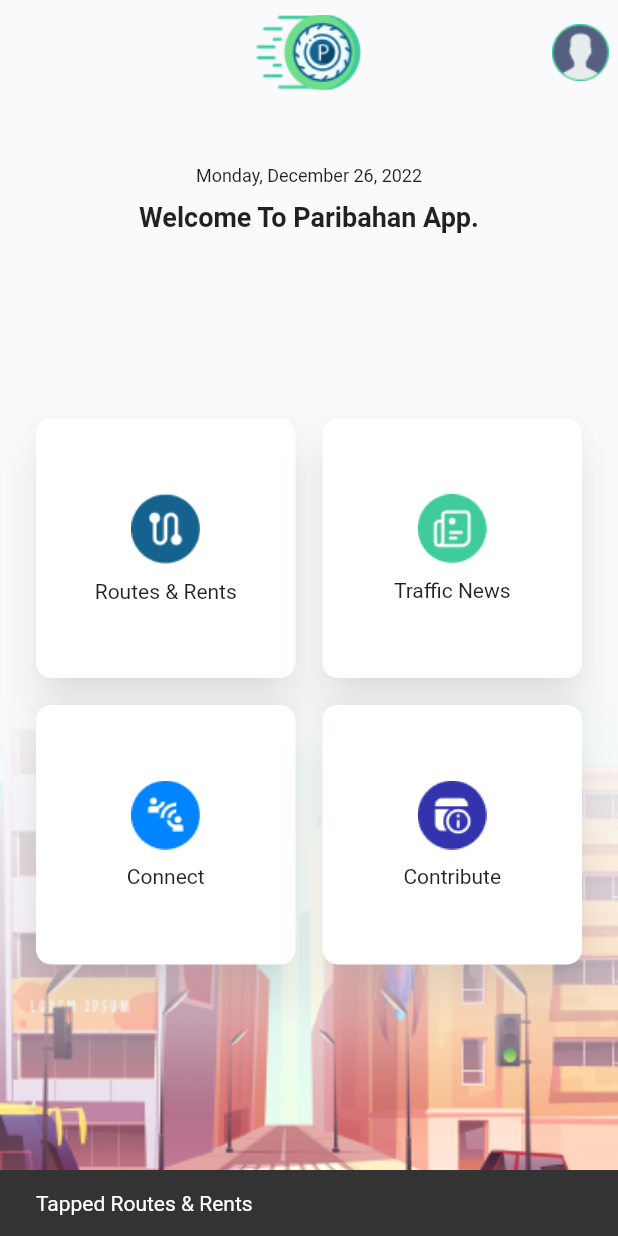
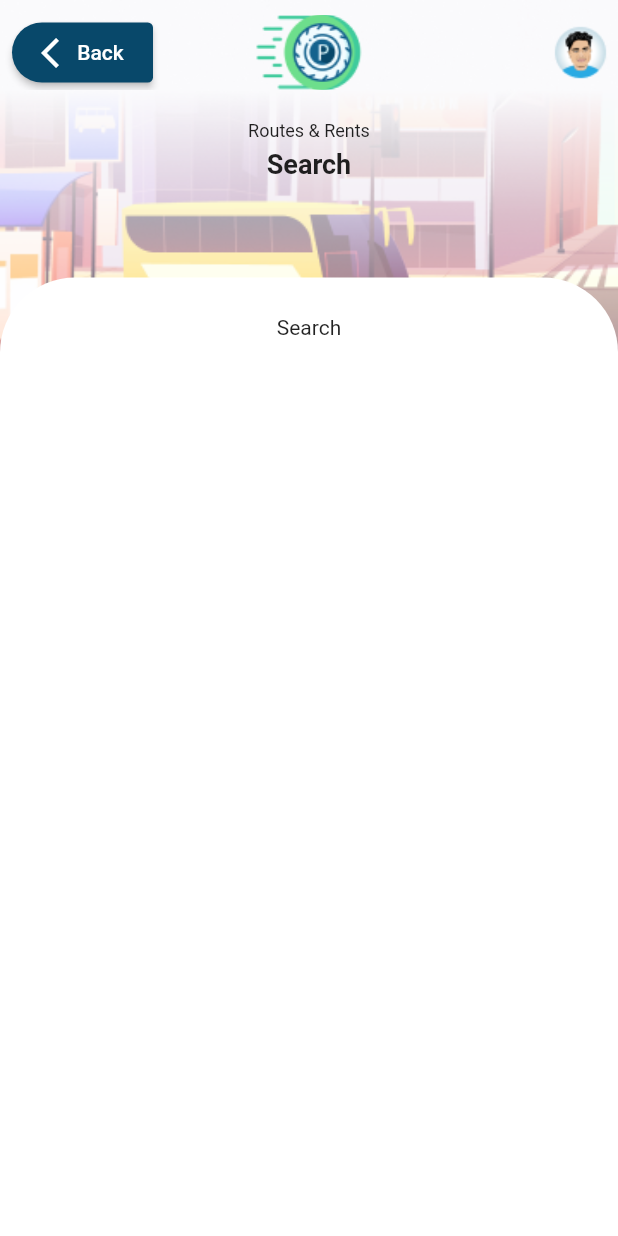
Before and after one commit to IamSAL/Paribahan, a Flutter app: the screen it shows after launch, after a tap on "Routes & Rents", on a phone screen of 412 x 824 dp. Run offline on Flutter 3.47's test engine with Material 2 defaults, Android fonts, the light colour scheme and no system bars.

Commit message:
search routes and resnt page ui wip

```diff
--- a/lib/main.dart
+++ b/lib/main.dart
@@ -1,6 +1,8 @@
 import 'package:flutter/material.dart';
 import 'package:intl/date_symbol_data_local.dart';
+import 'package:paribahan/pages/coming_soon_page.dart';
 import 'package:paribahan/pages/landing_page.dart';
+import 'package:paribahan/pages/routes_and_rents/route_search_page.dart';
 
 void main() {
   initializeDateFormatting("en_US");
@@ -28,6 +30,11 @@ class MyApp extends StatelessWidget {
           // is not restarted.
           primarySwatch: Colors.blue,
         ),
-        home: const LandingPage());
+        initialRoute: '/',
+        routes: {
+          '/': (context) => const LandingPage(),
+          '/routes_and_rents': (context) => const RouteSearchPage(),
+          '/wip': (context) => const ComingSoonPage(),
+        });
   }
 }
--- a/lib/pages/landing_page.dart
+++ b/lib/pages/landing_page.dart
@@ -31,22 +31,26 @@ class LandingPage extends StatelessWidget {
                 crossAxisSpacing: 10,
                 mainAxisSpacing: 10,
                 crossAxisCount: 2,
-                children: const [
+                children: [
                   FeatureCard(
-                    imagePath: 'assets/images/iconroute.png',
-                    title: "Routes & Rents",
-                  ),
+                      imagePath: 'assets/images/iconroute.png',
+                      title: "Routes & Rents",
+                      onTap: () =>
+                          Navigator.of(context).pushNamed("/routes_and_rents")),
                   FeatureCard(
                     imagePath: 'assets/images/iconnews.png',
                     title: "Traffic News",
+                    onTap: () => Navigator.of(context).pushNamed("/wip"),
                   ),
                   FeatureCard(
                     imagePath: 'assets/images/iconconnect.png',
                     title: "Connect",
+                    onTap: () => Navigator.of(context).pushNamed("/wip"),
                   ),
                   FeatureCard(
                     imagePath: 'assets/images/iconcontribute.png',
                     title: "Contribute",
+                    onTap: () => Navigator.of(context).pushNamed("/wip"),
                   ),
                 ],
               )
--- /dev/null
+++ b/lib/pages/routes_and_rents/route_search_page.dart
@@ -0,0 +1,123 @@
+import 'package:flutter/material.dart';
+import 'package:intl/intl.dart';
+import 'package:paribahan/widgets/feature_card.dart';
+import 'package:paribahan/widgets/paribahan_app_bar.dart';
+
+class RouteSearchPage extends StatelessWidget {
+  const RouteSearchPage({Key? key}) : super(key: key);
+
+  @override
+  Widget build(BuildContext context) {
+    return Container(
+      padding: EdgeInsets.only(top: 10),
+      decoration: const BoxDecoration(
+          color: Colors.white,
+          image: DecorationImage(
+              image: AssetImage("assets/images/bg_public_transport.png"),
+              fit: BoxFit.fitWidth,
+              alignment: Alignment.topCenter)),
+      child: Scaffold(
+        backgroundColor: Colors.transparent,
+        appBar: const PariBahanAppBar(
+          isLoggedIn: true,
+        ),
+        body: SingleChildScrollView(
+          child: Column(
+            children: [
+              Center(
+                child: Column(
+                  crossAxisAlignment: CrossAxisAlignment.center,
+                  children: [
+                    const SizedBox(
+                      height: 20,
+                    ),
+                    Column(
+                      children: [
+                        Text(
+                          "Routes & Rents",
+                          textAlign: TextAlign.center,
+                          style: TextStyle(
+                              fontWeight: FontWeight.w400, fontSize: 12),
+                        ),
+                        const SizedBox(
+                          height: 5,
+                        ),
+                        const Text(
+                          "Search",
+                          textAlign: TextAlign.center,
+                          style: TextStyle(
+                              fontWeight: FontWeight.bold, fontSize: 18),
+                        )
+                      ],
+                    ),
+                    SizedBox(
+                      height: 65,
+                    ),
+                    Stack(
+                      children: [
+                        Container(
+                          width: MediaQuery.of(context).size.width,
+                          height: MediaQuery.of(context).size.height,
+                          padding: EdgeInsets.all(25),
+                          decoration: const BoxDecoration(
+                              color: Colors.white,
+                              borderRadius: BorderRadius.only(
+                                  topRight: Radius.circular(50),
+                                  topLeft: Radius.circular(50))),
+                          child: Column(
+                            children: [Text("Search")],
+                          ),
+                        )
+                      ],
+                    )
+                  ],
+                ),
+              )
+            ],
+          ),
+        ),
+      ),
+    );
+  }
+}
+
+class LandingTitle extends StatelessWidget {
+  const LandingTitle({
+    Key? key,
+  }) : super(key: key);
+
+  @override
+  Widget build(BuildContext context) {
+    var date = DateTime.now();
+    var formattedDate = DateFormat(DateFormat.YEAR_MONTH_WEEKDAY_DAY, 'en_US')
+        .format(date.toUtc());
+
+    return Center(
+      child: Column(
+        crossAxisAlignment: CrossAxisAlignment.center,
+        children: [
+          const SizedBox(
+            height: 50,
+          ),
+          Column(
+            children: [
+              Text(
+                formattedDate.toString(),
+                textAlign: TextAlign.center,
+                style: TextStyle(fontWeight: FontWeight.w400, fontSize: 12),
+              ),
+              const SizedBox(
+                height: 10,
+              ),
+              const Text(
+                "Welcome To Paribahan App.",
+                textAlign: TextAlign.center,
+                style: TextStyle(fontWeight: FontWeight.w600, fontSize: 18),
+              )
+            ],
+          )
+        ],
+      ),
+    );
+  }
+}
--- /dev/null
+++ b/lib/widgets/backward_btn.dart
@@ -0,0 +1,37 @@
+import 'package:flutter/material.dart';
+
+class BackwardBtn extends StatelessWidget {
+  final VoidCallback onTap;
+  const BackwardBtn({Key? key, required this.onTap}) : super(key: key);
+
+  @override
+  Widget build(BuildContext context) {
+    return Padding(
+      padding: const EdgeInsets.symmetric(vertical: 5, horizontal: 8),
+      child: ElevatedButton(
+        style: ButtonStyle(
+            backgroundColor: MaterialStateProperty.all(Color(0xFF08486A)),
+            shape: MaterialStateProperty.all<RoundedRectangleBorder>(
+                const RoundedRectangleBorder(
+              borderRadius: BorderRadius.only(
+                  topLeft: Radius.circular(58.0),
+                  bottomLeft: Radius.circular(58.0),
+                  topRight: Radius.circular(10.0),
+                  bottomRight: Radius.circular(10.0)),
+            ))),
+        child: Row(
+          mainAxisAlignment: MainAxisAlignment.center,
+          mainAxisSize: MainAxisSize.min,
+          children: [
+            Icon(
+              Icons.arrow_back_ios,
+              color: Colors.white,
+            ),
+            Text('Back')
+          ],
+        ),
+        onPressed: onTap,
+      ),
+    );
+  }
+}
--- a/lib/widgets/feature_card.dart
+++ b/lib/widgets/feature_card.dart
@@ -3,7 +3,12 @@ import 'package:flutter/material.dart';
 class FeatureCard extends StatelessWidget {
   final String imagePath;
   final String title;
-  const FeatureCard({Key? key, required this.imagePath, required this.title})
+  final VoidCallback onTap;
+  const FeatureCard(
+      {Key? key,
+      required this.imagePath,
+      required this.title,
+      required this.onTap})
       : super(key: key);
 
   @override
@@ -16,12 +21,7 @@ class FeatureCard extends StatelessWidget {
           side: BorderSide(width: 0, color: Colors.transparent),
           borderRadius: BorderRadius.all(Radius.circular(10))),
       child: InkWell(
-        onTap: () {
-          ScaffoldMessenger.of(context).hideCurrentSnackBar();
-          ScaffoldMessenger.of(context).showSnackBar(SnackBar(
-            content: Text("Tapped $title"),
-          ));
-        },
+        onTap: onTap,
         borderRadius: const BorderRadius.all(Radius.circular(10)),
         child: Center(
             child: Column(
--- a/lib/widgets/paribahan_app_bar.dart
+++ b/lib/widgets/paribahan_app_bar.dart
@@ -1,8 +1,13 @@
 import 'package:flutter/material.dart';
 import 'package:flutter/services.dart';
+import 'package:paribahan/widgets/backward_btn.dart';
 
 class PariBahanAppBar extends StatelessWidget with PreferredSizeWidget {
-  const PariBahanAppBar({Key? key}) : super(key: key);
+  final bool isLoggedIn;
+  final bool isDark;
+  const PariBahanAppBar(
+      {Key? key, this.isDark = false, this.isLoggedIn = false})
+      : super(key: key);
 
   @override
   Widget build(BuildContext context) {
@@ -20,13 +25,19 @@ class PariBahanAppBar extends StatelessWidget with PreferredSizeWidget {
       excludeHeaderSemantics: true,
       shadowColor: Colors.transparent,
       scrolledUnderElevation: 0,
-      surfaceTintColor: Colors.transparent,
-      foregroundColor: Colors.transparent,
       elevation: 0,
-      bottomOpacity: 0,
-      toolbarOpacity: 0,
+      leading: Navigator.of(context).canPop() == true
+          ? BackwardBtn(
+              onTap: () => Navigator.of(context).pop(),
+            )
+          : null,
+      leadingWidth: 110,
       title: const Image(image: AssetImage('assets/images/paribahan_logo.png')),
-      actions: const [Image(image: AssetImage('assets/images/avatar.png'))],
+      actions: [
+        isLoggedIn == true
+            ? Image(image: AssetImage('assets/images/loggedin_avatar.png'))
+            : Image(image: AssetImage('assets/images/avatar.png'))
+      ],
     );
   }
 
```
Also changed, not shown: lib/pages/coming_soon_page.dart (added, +71 -0 lines), assets/images/bg_public_transport.png (added), assets/images/loggedin_avatar.png (added).
